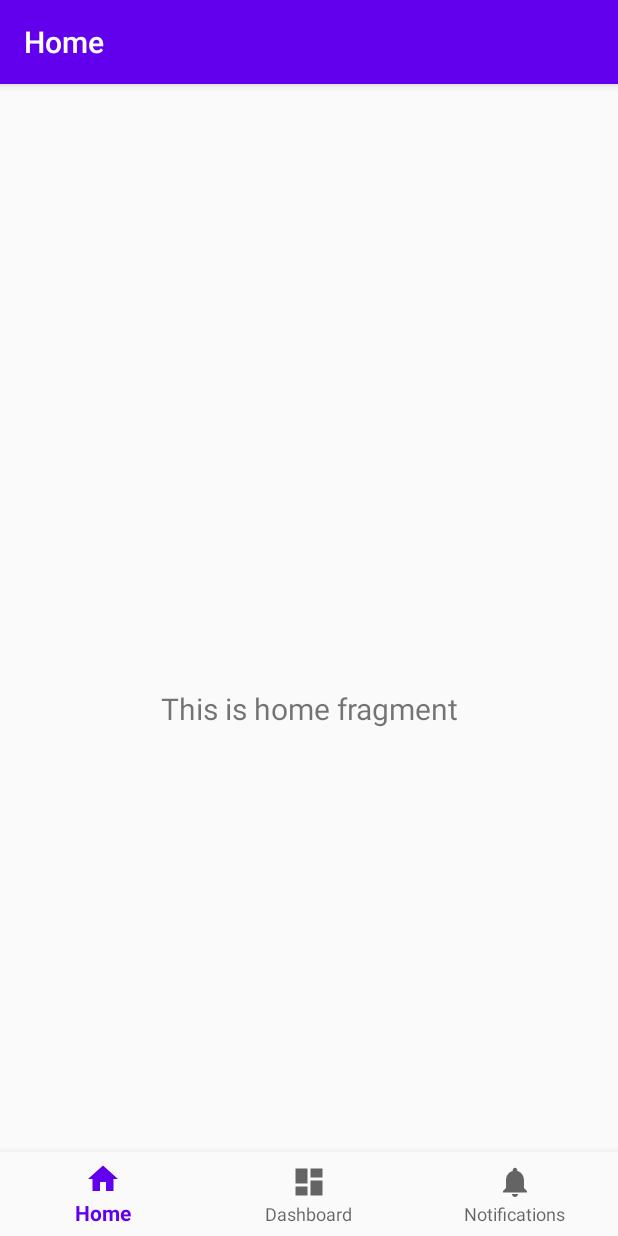
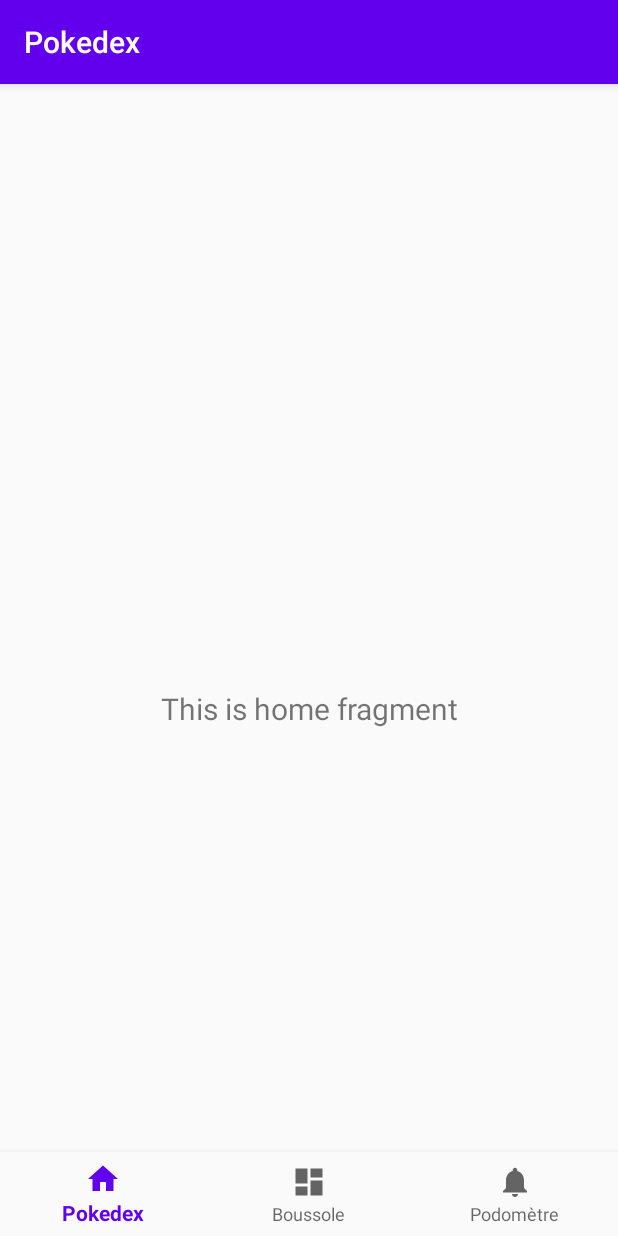
Before and after one commit to tekninon/PokeApp, an Android app: the screen it shows after launch (MainActivity), on a phone screen of 412 x 824 dp. Run offline under Robolectric (Android 15) with nearby library versions, the phone set to English and light mode, and no system bars; our stand-ins replace navigation-ui.

Commit message:
Changement nom menu

```diff
--- a/app/src/main/java/com/example/pokeapp/MainActivity.java
+++ b/app/src/main/java/com/example/pokeapp/MainActivity.java
@@ -20,7 +20,7 @@ public class MainActivity extends AppCompatActivity {
         // Passing each menu ID as a set of Ids because each
         // menu should be considered as top level destinations.
         AppBarConfiguration appBarConfiguration = new AppBarConfiguration.Builder(
-                R.id.navigation_home, R.id.navigation_dashboard, R.id.navigation_notifications)
+                R.id.navigation_pokedex, R.id.navigation_boussole, R.id.navigation_podometre)
                 .build();
         NavController navController = Navigation.findNavController(this, R.id.nav_host_fragment);
         NavigationUI.setupActionBarWithNavController(this, navController, appBarConfiguration);
--- a/app/src/main/res/menu/bottom_nav_menu.xml
+++ b/app/src/main/res/menu/bottom_nav_menu.xml
@@ -2,18 +2,18 @@
 <menu xmlns:android="http://schemas.android.com/apk/res/android">
 
     <item
-        android:id="@+id/navigation_home"
+        android:id="@+id/navigation_pokedex"
         android:icon="@drawable/ic_home_black_24dp"
-        android:title="@string/title_home" />
+        android:title="@string/Pokedex" />
 
     <item
-        android:id="@+id/navigation_dashboard"
+        android:id="@+id/navigation_boussole"
         android:icon="@drawable/ic_dashboard_black_24dp"
-        android:title="@string/title_dashboard" />
+        android:title="@string/Boussole" />
 
     <item
-        android:id="@+id/navigation_notifications"
+        android:id="@+id/navigation_podometre"
         android:icon="@drawable/ic_notifications_black_24dp"
-        android:title="@string/title_notifications" />
+        android:title="@string/Podomètre" />
 
 </menu>
--- a/app/src/main/res/navigation/mobile_navigation.xml
+++ b/app/src/main/res/navigation/mobile_navigation.xml
@@ -3,23 +3,23 @@
     xmlns:app="http://schemas.android.com/apk/res-auto"
     xmlns:tools="http://schemas.android.com/tools"
     android:id="@+id/mobile_navigation"
-    app:startDestination="@+id/navigation_home">
+    app:startDestination="@+id/navigation_pokedex">
 
     <fragment
-        android:id="@+id/navigation_home"
+        android:id="@+id/navigation_pokedex"
         android:name="com.example.pokeapp.ui.home.HomeFragment"
-        android:label="@string/title_home"
+        android:label="@string/Pokedex"
         tools:layout="@layout/fragment_home" />
 
     <fragment
-        android:id="@+id/navigation_dashboard"
+        android:id="@+id/navigation_boussole"
         android:name="com.example.pokeapp.ui.dashboard.DashboardFragment"
-        android:label="@string/title_dashboard"
+        android:label="@string/Boussole"
         tools:layout="@layout/fragment_dashboard" />
 
     <fragment
-        android:id="@+id/navigation_notifications"
+        android:id="@+id/navigation_podometre"
         android:name="com.example.pokeapp.ui.notifications.NotificationsFragment"
-        android:label="@string/title_notifications"
+        android:label="@string/Podomètre"
         tools:layout="@layout/fragment_notifications" />
 </navigation>
--- a/app/src/main/res/values/strings.xml
+++ b/app/src/main/res/values/strings.xml
@@ -3,4 +3,7 @@
     <string name="title_home">Home</string>
     <string name="title_dashboard">Dashboard</string>
     <string name="title_notifications">Notifications</string>
+    <string name="Pokedex">Pokedex</string>
+    <string name="Boussole">Boussole</string>
+    <string name="Podomètre">Podomètre</string>
 </resources>
```
